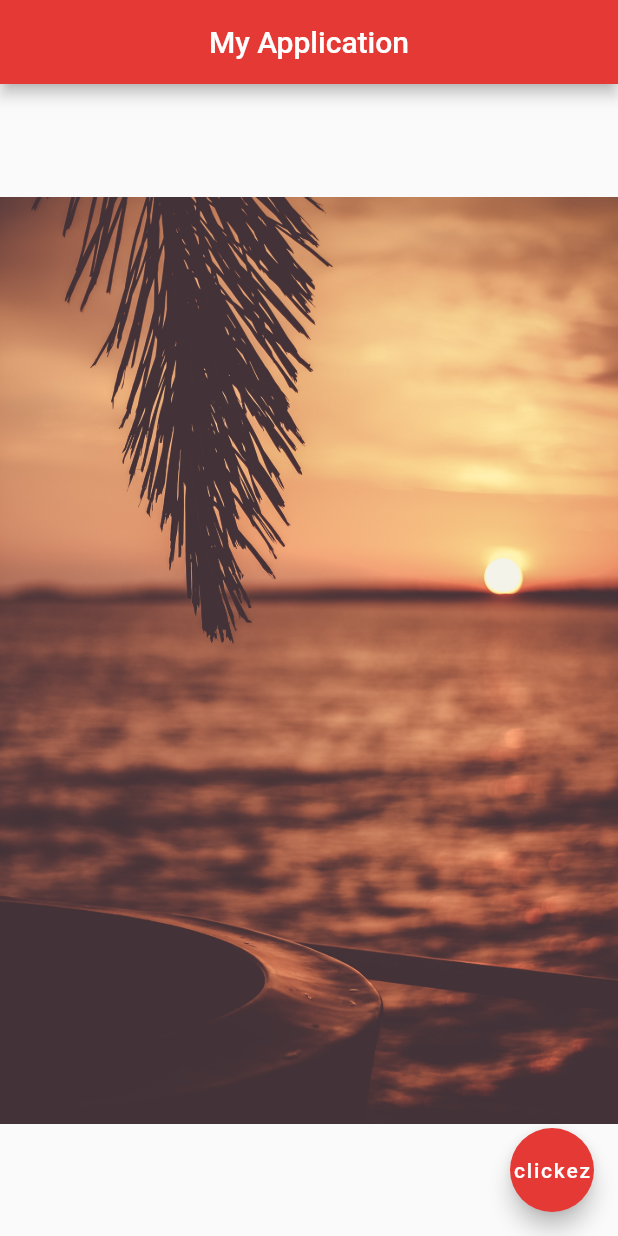
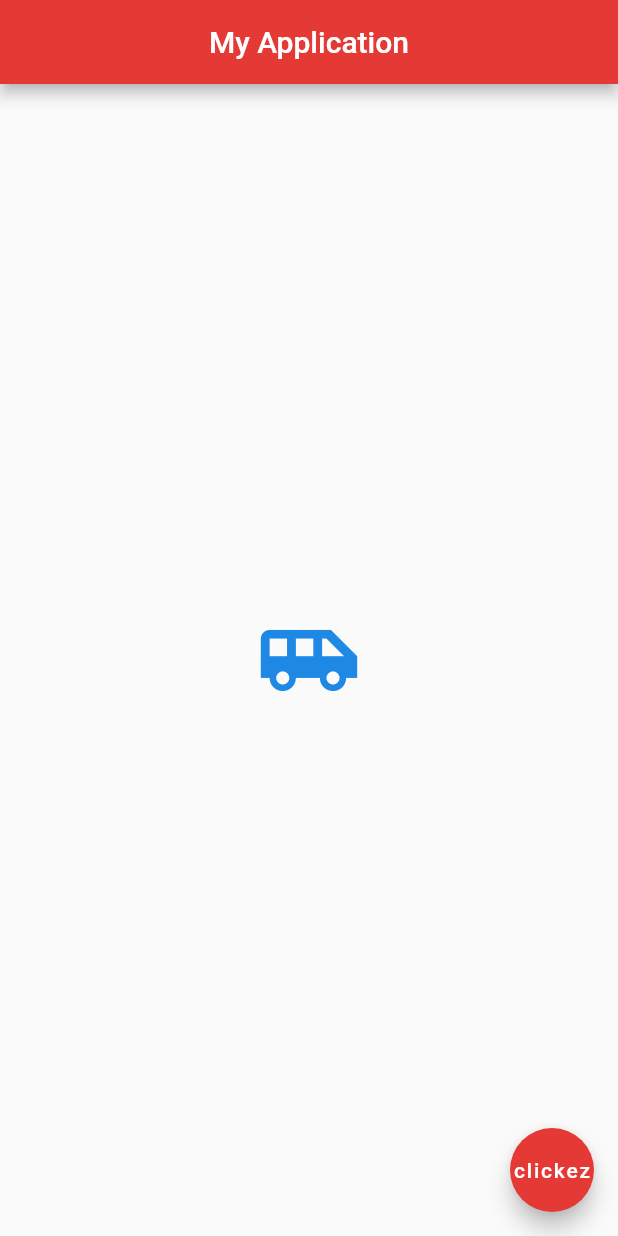
Before and after one commit to Mohammed-Benotmane/learning_flutter, a Flutter app: the screen it shows after launch, on a phone screen of 412 x 824 dp. Run offline on Flutter 3.47's test engine with Material 2 defaults, Android fonts, the phone set to English and light mode, and no system bars.

Commit message:
adding and using icons

```diff
--- a/lib/main.dart
+++ b/lib/main.dart
@@ -14,7 +14,11 @@ class Home extends StatelessWidget {
         backgroundColor: Colors.red[600],
       ),
       body: Center(
-        child: Image.asset('assets/de-jesus-benitez-kEgJVDkQkbU-unsplash.jpg'),
+        child: Icon(
+          Icons.airport_shuttle,
+          color: Colors.blue[600],
+          size: 70.0,
+        ),
       ),
       floatingActionButton: FloatingActionButton(
         onPressed: (){},
```
